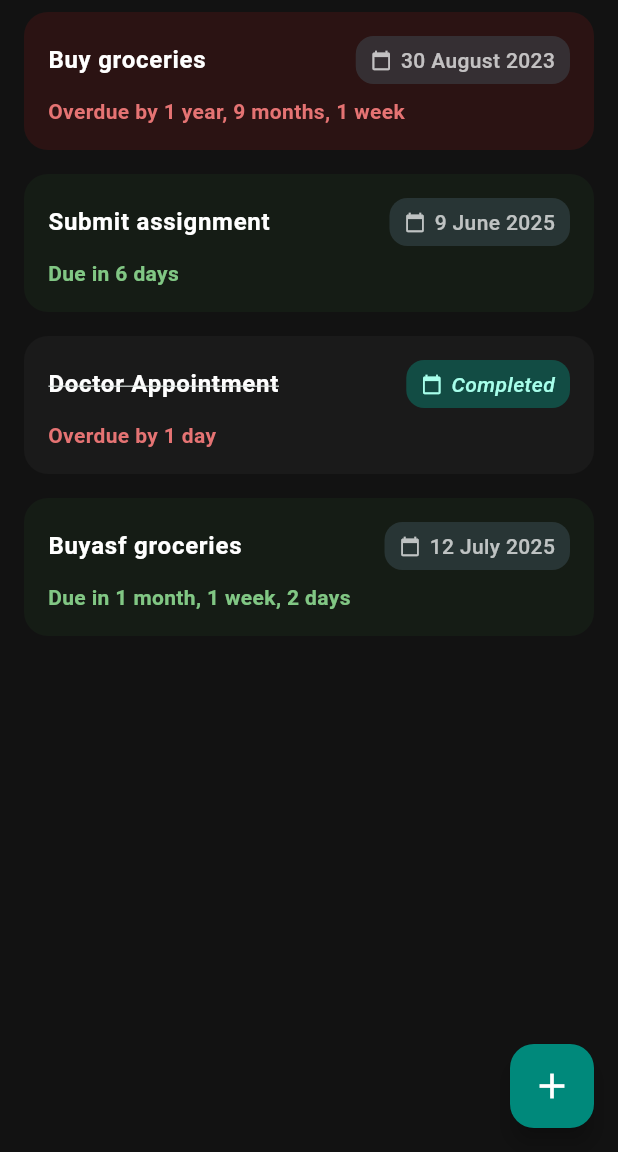
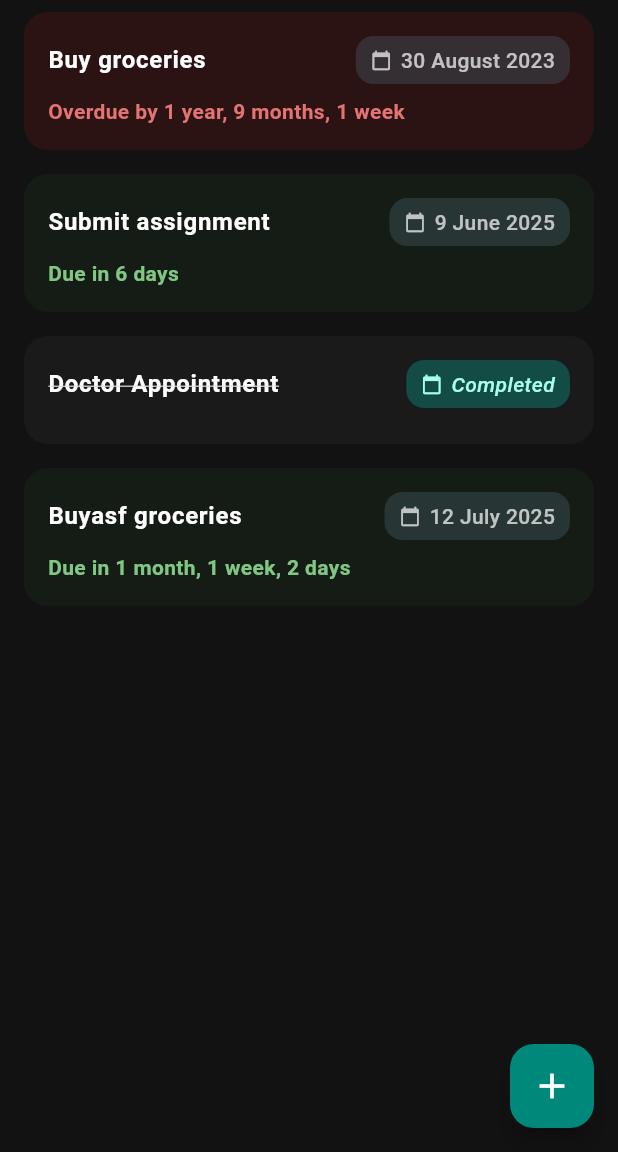
Before and after one commit to subhan-0073/due-day, a Flutter app: the screen it shows after launch, on a phone screen of 412 x 824 dp, the part 84-1236 px from its top. Run offline on Flutter 3.47's test engine with Material 3 defaults, Android fonts, the light colour scheme and no system bars; our stand-ins replace hive, hive_flutter; accounts and stored records are empty.

Commit message:
Refactor: wrap status toggle in setState and improve countdown text display

```diff
--- a/lib/src/ui/screens/home_screen.dart
+++ b/lib/src/ui/screens/home_screen.dart
@@ -81,8 +81,11 @@ class _HomeScreenState extends State<HomeScreen> {
   }
 
   void _markAsDone(Task task) {
-    task.isDone = !task.isDone;
-    task.save();
+    setState(() {
+      task.isDone = !task.isDone;
+      task.save();
+    });
+
     ScaffoldMessenger.of(context).showSnackBar(
       SnackBar(
         content: Text("Task marked as ${task.isDone ? "done" : "not done"}"),
--- a/lib/src/ui/widgets/deadline_tile.dart
+++ b/lib/src/ui/widgets/deadline_tile.dart
@@ -7,12 +7,11 @@ class DeadlineTile extends StatelessWidget {
   final Task task;
   const DeadlineTile({required this.task, super.key});
 
-  String getCountdownText(DateTime dueDate) {
+  String getCountdownText() {
     final now = DateTime.now();
-    Duration difference = dueDate.difference(now);
+    Duration difference = task.dueDate.difference(now);
     int totalDays = difference.inDays;
     final absDays = totalDays.abs();
-
     if (totalDays == 0) return 'Due Today';
     int years = absDays ~/ 365;
     int months = (absDays % 365) ~/ 30;
@@ -31,13 +30,13 @@ class DeadlineTile extends StatelessWidget {
     return totalDays > 0 ? 'Due in $timeString' : 'Overdue by $timeString';
   }
 
-  Color getTileBackgroundColor(DateTime dueDate) {
+  Color getTileBackgroundColor() {
     {
       if (task.isDone) return Colors.grey.shade800.withAlpha(40);
     }
 
     final now = DateTime.now();
-    final diffDays = dueDate.difference(now).inDays;
+    final diffDays = task.dueDate.difference(now).inDays;
     if (diffDays < 0) {
       return Colors.red.shade900.withAlpha(38);
     } else if (diffDays == 0) {
@@ -73,7 +72,7 @@ class DeadlineTile extends StatelessWidget {
       ),
       child: Container(
         decoration: BoxDecoration(
-          color: getTileBackgroundColor(task.dueDate),
+          color: getTileBackgroundColor(),
           borderRadius: BorderRadius.circular(16),
         ),
         padding: const EdgeInsets.all(AppPadding.all),
@@ -138,13 +137,15 @@ class DeadlineTile extends StatelessWidget {
               ],
             ),
             const SizedBox(height: 8),
-            Text(
-              getCountdownText(task.dueDate),
-              style: Theme.of(context).textTheme.bodyMedium?.copyWith(
-                color: getCountdownColor(),
-                fontWeight: FontWeight.w600,
-              ),
-            ),
+            task.isDone
+                ? const SizedBox.shrink()
+                : Text(
+                    getCountdownText(),
+                    style: Theme.of(context).textTheme.bodyMedium?.copyWith(
+                      color: getCountdownColor(),
+                      fontWeight: FontWeight.w600,
+                    ),
+                  ),
           ],
         ),
       ),
```
